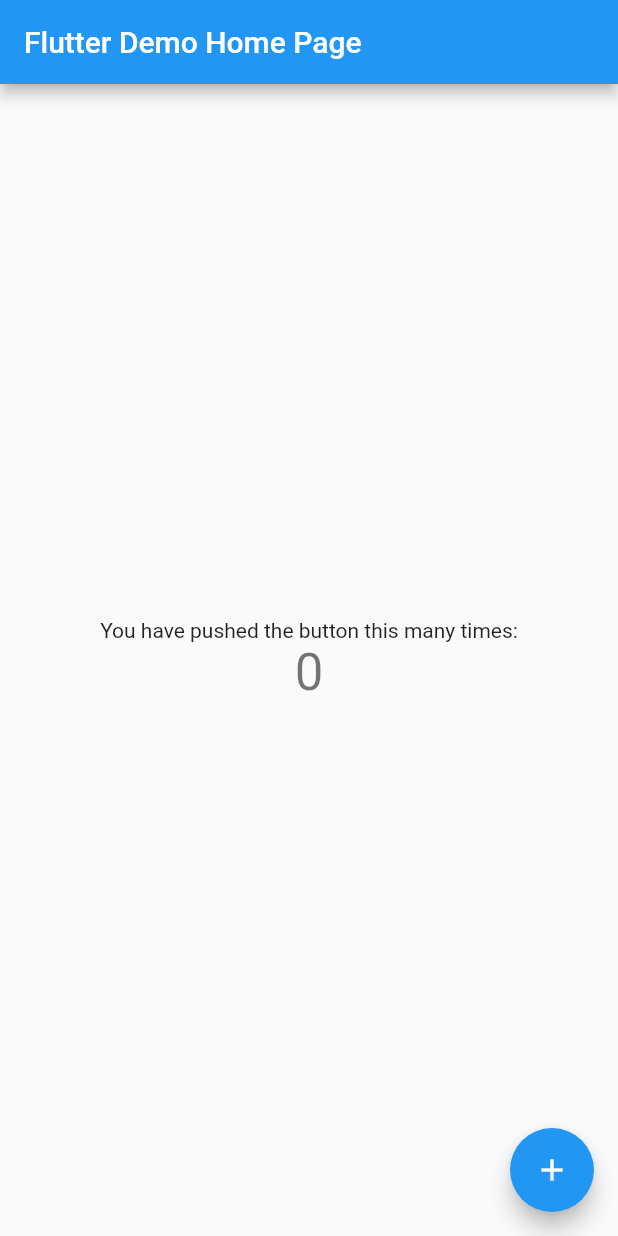
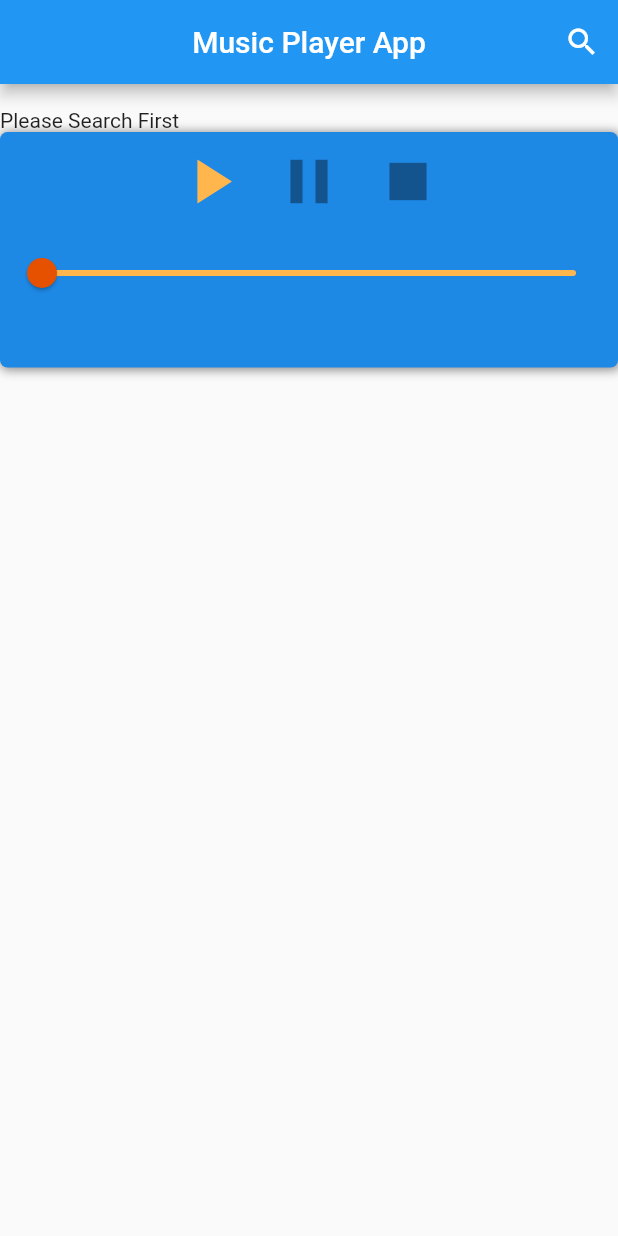
Before and after one commit to ichadw/flutter2-firstapp, a Flutter app: the screen it shows after launch, on a phone screen of 412 x 824 dp. Run offline on Flutter 3.47's test engine with Material 2 defaults, Android fonts, the phone set to English and light mode, and no system bars; our stand-ins replace audioplayers.

Commit message:
add playerwidget

```diff
--- /dev/null
+++ b/lib/home.dart
@@ -0,0 +1,214 @@
+import 'package:flutter/material.dart';
+import 'fetcher/album.dart';
+import 'player.dart';
+
+void main() => runApp(new MaterialApp(
+      home: new Homepage(),
+    ));
+
+class Homepage extends StatefulWidget {
+  @override
+  _HomepageState createState() => new _HomepageState();
+}
+
+class _HomepageState extends State<Homepage> {
+  Widget appBarTitle = new Text(
+    "Music Player App",
+    style: new TextStyle(color: Colors.white),
+  );
+  Icon icon = new Icon(
+    Icons.search,
+    color: Colors.white,
+  );
+  Icon iconPlay = new Icon(
+    Icons.play_arrow,
+    color: Colors.black,
+  );
+  Icon iconStop = new Icon(
+    Icons.stop,
+    color: Colors.black,
+  );
+  final globalKey = new GlobalKey<ScaffoldState>();
+  final TextEditingController _controller = new TextEditingController();
+  Future<List<dynamic>> futureAlbum;
+  bool _isSearching;
+  String _currentPlayingUrl = "";
+  String _currentPlayingAlbum = "";
+  int _currentPlayingId = 0;
+  bool _cbPlay = false;
+  bool _cbStop = false;
+  String _searchText = "";
+
+  _HomepageState() {
+    _controller.addListener(() {
+      if (_controller.text.isEmpty) {
+        setState(() {
+          _isSearching = false;
+          _searchText = "";
+        });
+      } else {
+        setState(() {
+          _isSearching = true;
+          _searchText = _controller.text;
+        });
+      }
+    });
+  }
+
+  @override
+  void initState() {
+    super.initState();
+    _isSearching = false;
+  }
+
+  @override
+  Widget build(BuildContext context) {
+    return new Scaffold(
+        key: globalKey,
+        appBar: buildAppBar(context),
+        body: new Container(
+          child: new Column(
+            crossAxisAlignment: CrossAxisAlignment.start,
+            mainAxisSize: MainAxisSize.min,
+            children: <Widget>[
+              new Flexible(
+                child: FutureBuilder<List<dynamic>>(
+                  future: futureAlbum,
+                  builder: (context, snapshot) {
+                    if (snapshot.hasData) {
+                      return ListView.builder(
+                          padding: EdgeInsets.all(8),
+                          itemBuilder: (BuildContext context, int index) {
+                            return Card(
+                              child: Column(
+                                children: <Widget>[
+                                  ListTile(
+                                    leading: CircleAvatar(
+                                        backgroundImage: NetworkImage(
+                                            snapshot.data[index]['album']
+                                                ['cover_small'])),
+                                    title: Text(snapshot.data[index]['title']),
+                                    subtitle: Text(
+                                        snapshot.data[index]['artist']['name']),
+                                    trailing: IconButton(
+                                      icon: _currentPlayingId == snapshot.data[index]['id'] ? iconStop : iconPlay,
+                                      onPressed: () {
+                                        int currId = snapshot.data[index]['id'];
+                                        setState(() {
+                                          if (_currentPlayingId != currId) {
+                                            _handlePlay(snapshot.data[index]['preview'], snapshot.data[index]['id'], snapshot.data[index]['album']['title']);
+                                          } else if (_currentPlayingId == currId) {
+                                            _handleStop();
+                                          }
+                                        });
+                                      },
+                                    ),
+                                  )
+                                ],
+                              ),
+                            );
+                          });
+                    } else if (snapshot.hasError) {
+                      return Padding(
+                        padding: const EdgeInsets.only(top: 16),
+                        child: Text('Error: ${snapshot.error}'),
+                      );
+                    } else if (snapshot.connectionState ==
+                        ConnectionState.waiting) {
+                      return SizedBox(
+                        child: CircularProgressIndicator(),
+                        width: 60,
+                        height: 60,
+                      );
+                    } else {
+                      return Padding(
+                        padding: EdgeInsets.only(top: 16),
+                        child: Text('Please Search First'),
+                      );
+                    }
+                  },
+                ),
+              ),
+              PlayerWidget(url: _currentPlayingUrl, fileName: _currentPlayingAlbum, cbPlay: _cbPlay, cbStop: _cbStop)
+            ],
+          ),
+        ));
+  }
+
+  void _handlePlay(String url, int id, String album) {
+    setState(() {
+      _cbPlay = true;
+      _currentPlayingUrl = url;
+      _currentPlayingId = id;
+      _currentPlayingAlbum = album;
+    });
+  }
+
+  void _handleStop() {
+    setState(() {
+      _cbPlay = false;
+      _cbStop = true;
+      _currentPlayingUrl = "";
+      _currentPlayingId = 0;
+    });
+  }
+
+  Widget buildAppBar(BuildContext context) {
+    return new AppBar(centerTitle: true, title: appBarTitle, actions: <Widget>[
+      new IconButton(
+        icon: icon,
+        onPressed: () {
+          setState(() {
+            if (this.icon.icon == Icons.search) {
+              this.icon = new Icon(
+                Icons.close,
+                color: Colors.white,
+              );
+              this.appBarTitle = new TextField(
+                controller: _controller,
+                style: new TextStyle(
+                  color: Colors.white,
+                ),
+                decoration: new InputDecoration(
+                    prefixIcon: new Icon(Icons.search, color: Colors.white),
+                    hintText: "Search artist...",
+                    hintStyle: new TextStyle(color: Colors.white)),
+                onSubmitted: searchOperation,
+              );
+              _handleSearchStart();
+            } else {
+              _handleSearchEnd();
+            }
+          });
+        },
+      ),
+    ]);
+  }
+
+  void _handleSearchStart() {
+    setState(() {
+      _isSearching = true;
+    });
+  }
+
+  void _handleSearchEnd() {
+    setState(() {
+      this.icon = new Icon(
+        Icons.search,
+        color: Colors.white,
+      );
+      this.appBarTitle = new Text(
+        "Music Player App",
+        style: new TextStyle(color: Colors.white),
+      );
+      _isSearching = false;
+      _controller.clear();
+    });
+  }
+
+  void searchOperation(String searchText) {
+    if (_isSearching != null) {
+      futureAlbum = fetchAlbum(searchText);
+    }
+  }
+}
--- a/lib/main.dart
+++ b/lib/main.dart
@@ -1,4 +1,5 @@
 import 'package:flutter/material.dart';
+import 'home.dart';
 
 void main() {
   runApp(MyApp());
@@ -8,106 +9,13 @@
   // This widget is the root of your application.
   @override
   Widget build(BuildContext context) {
-    return MaterialApp(
-      title: 'Flutter Demo',
-      theme: ThemeData(
-        // This is the theme of your application.
-        //
-        // Try running your application with "flutter run". You'll see the
-        // application has a blue toolbar. Then, without quitting the app, try
-        // changing the primarySwatch below to Colors.green and then invoke
-        // "hot reload" (press "r" in the console where you ran "flutter run",
-        // or simply save your changes to "hot reload" in a Flutter IDE).
-        // Notice that the counter didn't reset back to zero; the application
-        // is not restarted.
-        primarySwatch: Colors.blue,
+    return new MaterialApp(
+      title: 'Music Player App',
+      theme: new ThemeData(
+        primaryColor: Colors.blue,
+        primaryColorBrightness: Brightness.dark,
       ),
-      home: MyHomePage(title: 'Flutter Demo Home Page'),
+      home: new Homepage(),
     );
   }
 }
-
-class MyHomePage extends StatefulWidget {
-  MyHomePage({Key key, this.title}) : super(key: key);
-
-  // This widget is the home page of your application. It is stateful, meaning
-  // that it has a State object (defined below) that contains fields that affect
-  // how it looks.
-
-  // This class is the configuration for the state. It holds the values (in this
-  // case the title) provided by the parent (in this case the App widget) and
-  // used by the build method of the State. Fields in a Widget subclass are
-  // always marked "final".
-
-  final String title;
-
-  @override
-  _MyHomePageState createState() => _MyHomePageState();
-}
-
-class _MyHomePageState extends State<MyHomePage> {
-  int _counter = 0;
-
-  void _incrementCounter() {
-    setState(() {
-      // This call to setState tells the Flutter framework that something has
-      // changed in this State, which causes it to rerun the build method below
-      // so that the display can reflect the updated values. If we changed
-      // _counter without calling setState(), then the build method would not be
-      // called again, and so nothing would appear to happen.
-      _counter++;
-    });
-  }
-
-  @override
-  Widget build(BuildContext context) {
-    // This method is rerun every time setState is called, for instance as done
-    // by the _incrementCounter method above.
-    //
-    // The Flutter framework has been optimized to make rerunning build methods
-    // fast, so that you can just rebuild anything that needs updating rather
-    // than having to individually change instances of widgets.
-    return Scaffold(
-      appBar: AppBar(
-        // Here we take the value from the MyHomePage object that was created by
-        // the App.build method, and use it to set our appbar title.
-        title: Text(widget.title),
-      ),
-      body: Center(
-        // Center is a layout widget. It takes a single child and positions it
-        // in the middle of the parent.
-        child: Column(
-          // Column is also a layout widget. It takes a list of children and
-          // arranges them vertically. By default, it sizes itself to fit its
-          // children horizontally, and tries to be as tall as its parent.
-          //
-          // Invoke "debug painting" (press "p" in the console, choose the
-          // "Toggle Debug Paint" action from the Flutter Inspector in Android
-          // Studio, or the "Toggle Debug Paint" command in Visual Studio Code)
-          // to see the wireframe for each widget.
-          //
-          // Column has various properties to control how it sizes itself and
-          // how it positions its children. Here we use mainAxisAlignment to
-          // center the children vertically; the main axis here is the vertical
-          // axis because Columns are vertical (the cross axis would be
-          // horizontal).
-          mainAxisAlignment: MainAxisAlignment.center,
-          children: <Widget>[
-            Text(
-              'You have pushed the button this many times:',
-            ),
-            Text(
-              '$_counter',
-              style: Theme.of(context).textTheme.headline4,
-            ),
-          ],
-        ),
-      ),
-      floatingActionButton: FloatingActionButton(
-        onPressed: _incrementCounter,
-        tooltip: 'Increment',
-        child: Icon(Icons.add),
-      ), // This trailing comma makes auto-formatting nicer for build methods.
-    );
-  }
-}
--- /dev/null
+++ b/lib/player.dart
@@ -0,0 +1,254 @@
+import 'dart:async';
+import 'package:audioplayers/audioplayers.dart';
+import 'package:flutter/foundation.dart';
+import 'package:flutter/material.dart';
+
+enum PlayerState { stopped, playing, paused }
+
+class PlayerWidget extends StatefulWidget {
+  final String url;
+  final String fileName;
+  final PlayerMode mode;
+  final bool cbPlay;
+  final bool cbStop;
+
+  PlayerWidget({
+    @required this.url,
+    this.mode = PlayerMode.MEDIA_PLAYER,
+    @required this.fileName,
+    this.cbPlay,
+    this.cbStop,
+  });
+
+  @override
+  State<StatefulWidget> createState() {
+    return _PlayerWidgetState(url, mode, fileName, cbPlay, cbStop);
+  }
+}
+
+class _PlayerWidgetState extends State<PlayerWidget> {
+  String url;
+  PlayerMode mode;
+  String fileName;
+  bool cbPlay;
+  bool cbStop;
+
+  AudioPlayer _audioPlayer;
+  AudioPlayerState _audioPlayerState;
+  Duration _duration;
+  Duration _position;
+
+  PlayerState _playerState = PlayerState.stopped;
+  StreamSubscription _durationSubscription;
+  StreamSubscription _positionSubscription;
+  StreamSubscription _playerCompleteSubscription;
+  StreamSubscription _playerErrorSubscription;
+  StreamSubscription _playerStateSubscription;
+
+  get _isPlaying => _playerState == PlayerState.playing;
+  get _isPaused => _playerState == PlayerState.paused;
+  get _isStoped => _playerState == PlayerState.stopped;
+
+  get _durationText => _duration?.toString()?.split('.')?.first ?? '';
+  get _positionText => _position?.toString()?.split('.')?.first ?? '';
+
+  _PlayerWidgetState(this.url, this.mode, this.fileName, this.cbPlay, this.cbStop);
+
+  @override
+  void initState() {
+    super.initState();
+    _initAudioPlayer();
+  }
+
+  @override
+  void dispose() {
+    _audioPlayer.stop();
+    _durationSubscription?.cancel();
+    _positionSubscription?.cancel();
+    _playerCompleteSubscription?.cancel();
+    _playerErrorSubscription?.cancel();
+    _playerStateSubscription?.cancel();
+    super.dispose();
+  }
+
+  @override
+  Widget build(BuildContext context) {
+    return Container(
+      decoration: BoxDecoration(
+        color: Colors.blue[600],
+        borderRadius: BorderRadius.circular(5),
+        boxShadow: [
+          BoxShadow(
+            color: Colors.black45,
+            blurRadius: 5.0, // has the effect of softening the shadow
+            spreadRadius: 0.5, // has the effect of extending the shadow
+            offset: Offset(
+              1.0, // horizontal, move right 10
+              1.0, // vertical, move down 10
+            ),
+          )
+        ],
+      ),
+      child: Column(
+        mainAxisSize: MainAxisSize.min,
+        children: <Widget>[
+          Row(
+            mainAxisSize: MainAxisSize.min,
+            children: [
+              IconButton(
+                  onPressed: _isPlaying ? null : () => _play(),
+                  iconSize: 50.0,
+                  icon: Icon(Icons.play_arrow),
+                  color: Colors.orange.shade300),
+              IconButton(
+                  onPressed: _isPlaying ? () => _pause() : null,
+                  iconSize: 50.0,
+                  icon: Icon(Icons.pause),
+                  color: Colors.orange.shade300),
+              IconButton(
+                  onPressed: _isPlaying || _isPaused ? () => _stop() : null,
+                  iconSize: 50.0,
+                  icon: Icon(Icons.stop),
+                  color: Colors.orange.shade300),
+            ],
+          ),
+          Column(
+            mainAxisSize: MainAxisSize.min,
+            children: [
+              Padding(
+                padding: EdgeInsets.all(4.0),
+                child: Stack(
+                  children: [
+                    Slider(
+                      inactiveColor: Colors.orange.shade300,
+                      activeColor: Colors.orange.shade900,
+                      onChanged: (v) {
+                        final Position = v * _duration.inMilliseconds;
+                        _audioPlayer
+                            .seek(Duration(milliseconds: Position.round()));
+                      },
+                      value: (_position != null &&
+                              _duration != null &&
+                              _position.inMilliseconds > 0 &&
+                              _position.inMilliseconds <
+                                  _duration.inMilliseconds)
+                          ? _position.inMilliseconds / _duration.inMilliseconds
+                          : 0.0,
+                    ),
+                  ],
+                ),
+              ),
+              Container(
+                margin: EdgeInsets.all(8.0),
+                child: Text(
+                  _position != null
+                      ? '${_positionText ?? ''} / ${_durationText ?? ''}'
+                      : _duration != null
+                          ? _durationText
+                          : '',
+                  style: TextStyle(fontSize: 16.0, color: Colors.white),
+                ),
+              ),
+            ],
+          ),
+        ],
+      ),
+    );
+  }
+
+  void _initAudioPlayer() {
+    _audioPlayer = AudioPlayer(mode: mode);
+
+    _durationSubscription = _audioPlayer.onDurationChanged.listen((duration) {
+      setState(() => _duration = duration);
+
+      if (Theme.of(context).platform == TargetPlatform.iOS) {
+        // (Optional) listen for notification updates in the background
+        _audioPlayer.startHeadlessService();
+
+        // set at least title to see the notification bar on ios.
+        _audioPlayer.setNotification(
+            title: url,
+            albumTitle: fileName,
+            imageUrl: 'url or blank',
+            forwardSkipInterval: const Duration(seconds: 30), // default is 30s
+            backwardSkipInterval: const Duration(seconds: 30), // default is 30s
+            duration: duration,
+            elapsedTime: Duration(seconds: 0));
+      }
+    });
+
+    _positionSubscription =
+        _audioPlayer.onAudioPositionChanged.listen((p) => setState(() {
+              _position = p;
+            }));
+
+    _playerCompleteSubscription =
+        _audioPlayer.onPlayerCompletion.listen((event) {
+      _onComplete();
+      setState(() {
+        _position = _duration;
+      });
+    });
+
+    _playerErrorSubscription = _audioPlayer.onPlayerError.listen((msg) {
+      print('audioPlayer error : $msg');
+      setState(() {
+        _playerState = PlayerState.stopped;
+        _duration = Duration(seconds: 0);
+        _position = Duration(seconds: 0);
+      });
+    });
+
+    _audioPlayer.onPlayerStateChanged.listen((state) {
+      if (!mounted) return;
+      setState(() {
+        _audioPlayerState = state;
+      });
+    });
+
+    _audioPlayer.onNotificationPlayerStateChanged.listen((state) {
+      if (!mounted) return;
+      setState(() => _audioPlayerState = state);
+    });
+  }
+
+  Future<int> _play() async {
+    final playPosition = (_position != null &&
+            _duration != null &&
+            _position.inMilliseconds > 0 &&
+            _position.inMilliseconds < _duration.inMilliseconds)
+        ? _position
+        : null;
+    final result = await _audioPlayer.play(url, position: playPosition);
+    if (result == 1) setState(() => _playerState = PlayerState.playing);
+
+    // default playback rate is 1.0
+    // this should be called after _audioPlayer.play() or _audioPlayer.resume()
+    // this can also be called everytime the user wants to change playback rate in the UI
+    _audioPlayer.setPlaybackRate(playbackRate: 1.0);
+
+    return result;
+  }
+
+  Future<int> _pause() async {
+    final result = await _audioPlayer.pause();
+    if (result == 1) setState(() => _playerState = PlayerState.paused);
+    return result;
+  }
+
+  Future<int> _stop() async {
+    final result = await _audioPlayer.stop();
+    if (result == 1) {
+      setState(() {
+        _playerState = PlayerState.stopped;
+        _position = Duration();
+      });
+    }
+    return result;
+  }
+
+  void _onComplete() {
+    setState(() => _playerState = PlayerState.stopped);
+  }
+}
--- a/pubspec.yaml
+++ b/pubspec.yaml
@@ -28,6 +28,8 @@
   # The following adds the Cupertino Icons font to your application.
   # Use with the CupertinoIcons class for iOS style icons.
   cupertino_icons: ^1.0.2
+  http: ^0.13.1
+  audioplayers: ^0.18.3
 
 dev_dependencies:
   flutter_test:
```
Also changed, not shown: lib/fetcher/album.dart (added, +24 -0 lines), pubspec.lock, 1 other file.
